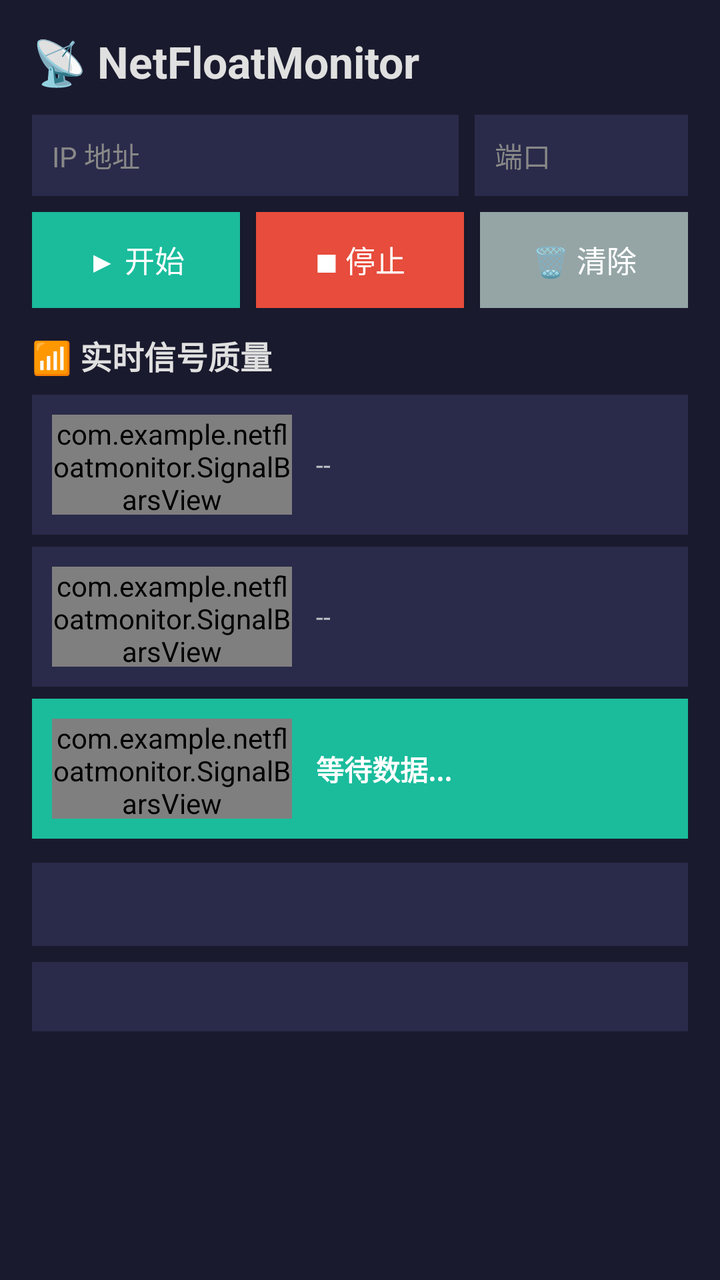
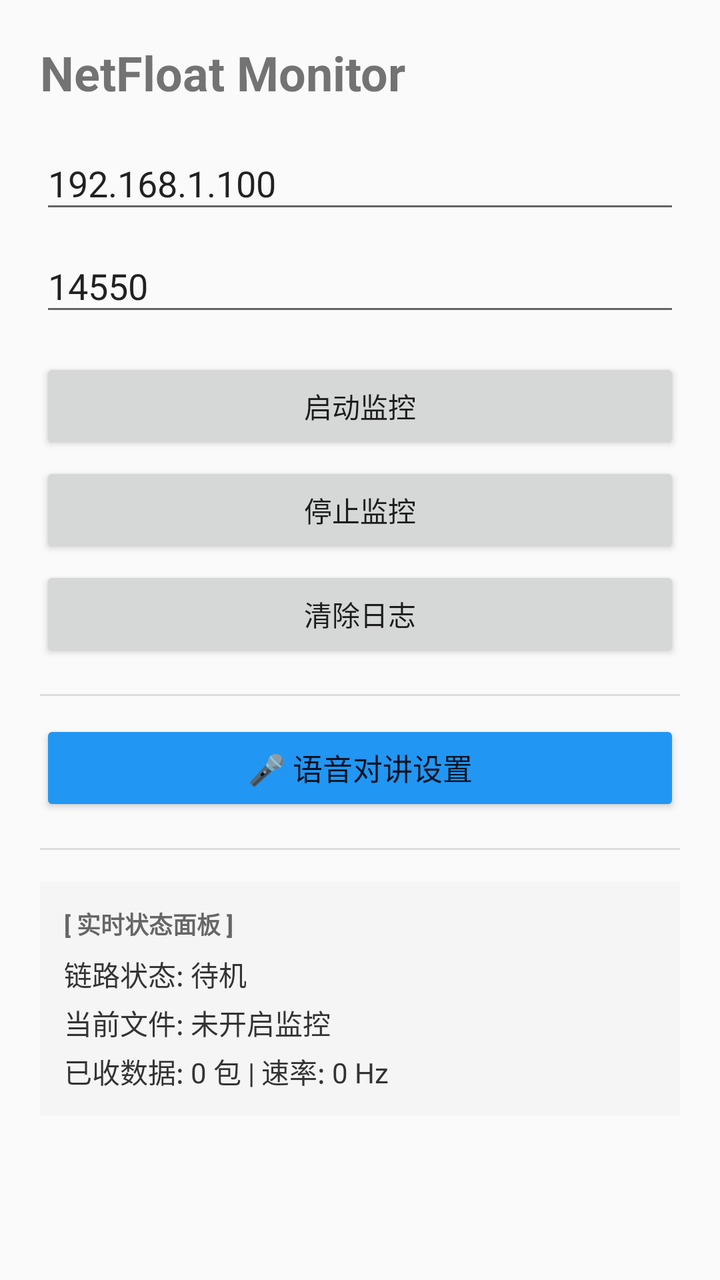

Before-and-after screenshots of an Android layout around one commit, followed by the original layout XML and the change that was made.
<!-- AndroidManifest.xml: application theme AppTheme -->
<!-- res/layout/activity_main.xml -->
<?xml version="1.0" encoding="UTF-8"?>
<ScrollView xmlns:android="http://schemas.android.com/apk/res/android"
    android:layout_width="match_parent"
    android:layout_height="match_parent"
    android:background="#FF1A1A2E">

    <LinearLayout
        android:layout_width="match_parent"
        android:layout_height="wrap_content"
        android:orientation="vertical"
        android:padding="16dp">

        
        <TextView
            android:layout_width="wrap_content"
            android:layout_height="wrap_content"
            android:text="📡 NetFloatMonitor"
            android:textColor="#FFE0E0E0"
            android:textSize="22sp"
            android:textStyle="bold"
            android:layout_marginBottom="12dp" />

        
        <LinearLayout
            android:layout_width="match_parent"
            android:layout_height="wrap_content"
            android:orientation="horizontal"
            android:layout_marginBottom="8dp">

            <EditText
                android:id="@+id/editIp"
                android:layout_width="0dp"
                android:layout_height="wrap_content"
                android:layout_weight="2"
                android:hint="IP 地址"
                android:textColor="#FFFFFFFF"
                android:textColorHint="#FF888888"
                android:background="#FF2A2A4A"
                android:padding="10dp"
                android:textSize="14sp" />

            <EditText
                android:id="@+id/editPort"
                android:layout_width="0dp"
                android:layout_height="wrap_content"
                android:layout_weight="1"
                android:hint="端口"
                android:textColor="#FFFFFFFF"
                android:textColorHint="#FF888888"
                android:background="#FF2A2A4A"
                android:padding="10dp"
                android:layout_marginStart="8dp"
                android:inputType="number"
                android:textSize="14sp" />
        </LinearLayout>

        
        <LinearLayout
            android:layout_width="match_parent"
            android:layout_height="wrap_content"
            android:orientation="horizontal"
            android:layout_marginBottom="12dp">

            <Button
                android:id="@+id/startBtn"
                android:layout_width="0dp"
                android:layout_height="wrap_content"
                android:layout_weight="1"
                android:text="▶ 开始"
                android:background="#FF1ABC9C"
                android:textColor="#FFFFFFFF"
                android:textSize="15sp" />

            <Button
                android:id="@+id/stopBtn"
                android:layout_width="0dp"
                android:layout_height="wrap_content"
                android:layout_weight="1"
                android:layout_marginStart="8dp"
                android:text="■ 停止"
                android:background="#FFE74C3C"
                android:textColor="#FFFFFFFF"
                android:textSize="15sp" />

            <Button
                android:id="@+id/clearBtn"
                android:layout_width="0dp"
                android:layout_height="wrap_content"
                android:layout_weight="1"
                android:layout_marginStart="8dp"
                android:text="🗑 清除"
                android:background="#FF95A5A6"
                android:textColor="#FFFFFFFF"
                android:textSize="15sp" />
        </LinearLayout>

        
        <TextView
            android:layout_width="wrap_content"
            android:layout_height="wrap_content"
            android:text="📶 实时信号质量"
            android:textColor="#FFE0E0E0"
            android:textSize="16sp"
            android:textStyle="bold"
            android:layout_marginBottom="8dp" />

        
        <LinearLayout
            android:layout_width="match_parent"
            android:layout_height="wrap_content"
            android:orientation="horizontal"
            android:background="#FF2A2A4A"
            android:padding="10dp"
            android:layout_marginBottom="6dp"
            android:gravity="center_vertical">

            <com.example.netfloatmonitor.SignalBarsView
                android:id="@+id/airSignalBars"
                android:layout_width="120dp"
                android:layout_height="50dp" />

            <TextView
                android:id="@+id/airSignalLabel"
                android:layout_width="wrap_content"
                android:layout_height="wrap_content"
                android:text="--"
                android:textColor="#FFBDC3C7"
                android:textSize="13sp"
                android:layout_marginStart="12dp" />
        </LinearLayout>

        
        <LinearLayout
            android:layout_width="match_parent"
            android:layout_height="wrap_content"
            android:orientation="horizontal"
            android:background="#FF2A2A4A"
            android:padding="10dp"
            android:layout_marginBottom="6dp"
            android:gravity="center_vertical">

            <com.example.netfloatmonitor.SignalBarsView
                android:id="@+id/gndSignalBars"
                android:layout_width="120dp"
                android:layout_height="50dp" />

            <TextView
                android:id="@+id/gndSignalLabel"
                android:layout_width="wrap_content"
                android:layout_height="wrap_content"
                android:text="--"
                android:textColor="#FFBDC3C7"
                android:textSize="13sp"
                android:layout_marginStart="12dp" />
        </LinearLayout>

        
        <LinearLayout
            android:layout_width="match_parent"
            android:layout_height="wrap_content"
            android:orientation="horizontal"
            android:background="#FF1ABC9C"
            android:padding="10dp"
            android:layout_marginBottom="12dp"
            android:gravity="center_vertical">

            <com.example.netfloatmonitor.SignalBarsView
                android:id="@+id/overallSignalBars"
                android:layout_width="120dp"
                android:layout_height="50dp" />

            <TextView
                android:id="@+id/overallSignalLabel"
                android:layout_width="wrap_content"
                android:layout_height="wrap_content"
                android:text="等待数据..."
                android:textColor="#FFFFFFFF"
                android:textSize="14sp"
                android:textStyle="bold"
                android:layout_marginStart="12dp" />
        </LinearLayout>

        
        <TextView
            android:id="@+id/tvStatusInfo"
            android:layout_width="match_parent"
            android:layout_height="wrap_content"
            android:background="#FF2A2A4A"
            android:padding="12dp"
            android:textColor="#FFBDC3C7"
            android:textSize="13sp"
            android:lineSpacingExtra="4dp"
            android:layout_marginBottom="8dp" />

        
        <TextView
            android:id="@+id/logPath"
            android:layout_width="match_parent"
            android:layout_height="wrap_content"
            android:background="#FF2A2A4A"
            android:padding="10dp"
            android:textColor="#FF7F8C8D"
            android:textSize="11sp" />

    </LinearLayout>
</ScrollView>
<!-- resources referenced by this layout -->
<resources>
  <style name="AppTheme" parent="Theme.AppCompat.Light.NoActionBar">
  
  </style>
</resources>

<!-- the commit's change to res/layout/activity_main.xml (unified diff, before → after) -->
@@ -1,206 +1,110 @@
-<?xml version="1.0" encoding="UTF-8"?>
-<ScrollView xmlns:android="http://schemas.android.com/apk/res/android"
+<?xml version="1.0" encoding="utf-8"?>
+<LinearLayout 
+    xmlns:android="http://schemas.android.com/apk/res/android"
     android:layout_width="match_parent"
     android:layout_height="match_parent"
-    android:background="#FF1A1A2E">
+    android:orientation="vertical"
+    android:padding="20dp">
+
+    <TextView
+        android:layout_width="wrap_content"
+        android:layout_height="wrap_content"
+        android:text="NetFloat Monitor"
+        android:textStyle="bold"
+        android:textSize="24sp" />
+
+    <EditText
+        android:id="@+id/editIp"
+        android:layout_width="match_parent"
+        android:layout_height="wrap_content"
+        android:layout_marginTop="16dp"
+        android:hint="目标IP"
+        android:text="192.168.1.100" />
+
+    <EditText
+        android:id="@+id/editPort"
+        android:layout_width="match_parent"
+        android:layout_height="wrap_content"
+        android:layout_marginTop="8dp"
+        android:hint="UDP端口"
+        android:inputType="number"
+        android:text="14550" />
+
+    <Button
+        android:id="@+id/startBtn"
+        android:layout_width="match_parent"
+        android:layout_height="wrap_content"
+        android:layout_marginTop="16dp"
+        android:text="启动监控" />
+
+    <Button
+        android:id="@+id/stopBtn"
+        android:layout_width="match_parent"
+        android:layout_height="wrap_content"
+        android:layout_marginTop="4dp"
+        android:text="停止监控" />
+
+    <Button
+        android:id="@+id/clearBtn"
+        android:layout_width="match_parent"
+        android:layout_height="wrap_content"
+        android:layout_marginTop="4dp"
+        android:text="清除日志" />
+
+    <View
+        android:layout_width="match_parent"
+        android:layout_height="1dp"
+        android:layout_marginTop="16dp"
+        android:background="#DDDDDD" />
+
+    <Button
+        android:id="@+id/btnVoiceSettings"
+        android:layout_width="match_parent"
+        android:layout_height="wrap_content"
+        android:layout_marginTop="12dp"
+        android:text="🎤 语音对讲设置"
+        android:textSize="15sp"
+        android:backgroundTint="#2196F3" />
+
+    <View
+        android:layout_width="match_parent"
+        android:layout_height="1dp"
+        android:layout_marginTop="16dp"
+        android:background="#DDDDDD" />
 
     <LinearLayout
         android:layout_width="match_parent"
         android:layout_height="wrap_content"
+        android:layout_marginTop="16dp"
         android:orientation="vertical"
-        android:padding="16dp">
+        android:background="#F5F5F5"
+        android:padding="12dp">
 
-        
         <TextView
             android:layout_width="wrap_content"
             android:layout_height="wrap_content"
-            android:text="📡 NetFloatMonitor"
-            android:textColor="#FFE0E0E0"
-            android:textSize="22sp"
+            android:text="[ 实时状态面板 ]"
             android:textStyle="bold"
-            android:layout_marginBottom="12dp" />
+            android:textColor="#666666"
+            android:textSize="12sp" />
 
-        
-        <LinearLayout
-            android:layout_width="match_parent"
-            android:layout_height="wrap_content"
-            android:orientation="horizontal"
-            android:layout_marginBottom="8dp">
-
-            <EditText
-                android:id="@+id/editIp"
-                android:layout_width="0dp"
-                android:layout_height="wrap_content"
-                android:layout_weight="2"
-                android:hint="IP 地址"
-                android:textColor="#FFFFFFFF"
-                android:textColorHint="#FF888888"
-                android:background="#FF2A2A4A"
-                android:padding="10dp"
-                android:textSize="14sp" />
-
-            <EditText
-                android:id="@+id/editPort"
-                android:layout_width="0dp"
-                android:layout_height="wrap_content"
-                android:layout_weight="1"
-                android:hint="端口"
-                android:textColor="#FFFFFFFF"
-                android:textColorHint="#FF888888"
-                android:background="#FF2A2A4A"
-                android:padding="10dp"
-                android:layout_marginStart="8dp"
-                android:inputType="number"
-                android:textSize="14sp" />
-        </LinearLayout>
-
-        
-        <LinearLayout
-            android:layout_width="match_parent"
-            android:layout_height="wrap_content"
-            android:orientation="horizontal"
-            android:layout_marginBottom="12dp">
-
-            <Button
-                android:id="@+id/startBtn"
-                android:layout_width="0dp"
-                android:layout_height="wrap_content"
-                android:layout_weight="1"
-                android:text="▶ 开始"
-                android:background="#FF1ABC9C"
-                android:textColor="#FFFFFFFF"
-                android:textSize="15sp" />
-
-            <Button
-                android:id="@+id/stopBtn"
-                android:layout_width="0dp"
-                android:layout_height="wrap_content"
-                android:layout_weight="1"
-                android:layout_marginStart="8dp"
-                android:text="■ 停止"
-                android:background="#FFE74C3C"
-                android:textColor="#FFFFFFFF"
-                android:textSize="15sp" />
-
-            <Button
-                android:id="@+id/clearBtn"
-                android:layout_width="0dp"
-                android:layout_height="wrap_content"
-                android:layout_weight="1"
-                android:layout_marginStart="8dp"
-                android:text="🗑 清除"
-                android:background="#FF95A5A6"
-                android:textColor="#FFFFFFFF"
-                android:textSize="15sp" />
-        </LinearLayout>
-
-        
-        <TextView
-            android:layout_width="wrap_content"
-            android:layout_height="wrap_content"
-            android:text="📶 实时信号质量"
-            android:textColor="#FFE0E0E0"
-            android:textSize="16sp"
-            android:textStyle="bold"
-            android:layout_marginBottom="8dp" />
-
-        
-        <LinearLayout
-            android:layout_width="match_parent"
-            android:layout_height="wrap_content"
-            android:orientation="horizontal"
-            android:background="#FF2A2A4A"
-            android:padding="10dp"
-            android:layout_marginBottom="6dp"
-            android:gravity="center_vertical">
-
-            <com.example.netfloatmonitor.SignalBarsView
-                android:id="@+id/airSignalBars"
-                android:layout_width="120dp"
-                android:layout_height="50dp" />
-
-            <TextView
-                android:id="@+id/airSignalLabel"
-                android:layout_width="wrap_content"
-                android:layout_height="wrap_content"
-                android:text="--"
-                android:textColor="#FFBDC3C7"
-                android:textSize="13sp"
-                android:layout_marginStart="12dp" />
-        </LinearLayout>
-
-        
-        <LinearLayout
-            android:layout_width="match_parent"
-            android:layout_height="wrap_content"
-            android:orientation="horizontal"
-            android:background="#FF2A2A4A"
-            android:padding="10dp"
-            android:layout_marginBottom="6dp"
-            android:gravity="center_vertical">
-
-            <com.example.netfloatmonitor.SignalBarsView
-                android:id="@+id/gndSignalBars"
-                android:layout_width="120dp"
-                android:layout_height="50dp" />
-
-            <TextView
-                android:id="@+id/gndSignalLabel"
-                android:layout_width="wrap_content"
-                android:layout_height="wrap_content"
-                android:text="--"
-                android:textColor="#FFBDC3C7"
-                android:textSize="13sp"
-                android:layout_marginStart="12dp" />
-        </LinearLayout>
-
-        
-        <LinearLayout
-            android:layout_width="match_parent"
-            android:layout_height="wrap_content"
-            android:orientation="horizontal"
-            android:background="#FF1ABC9C"
-            android:padding="10dp"
-            android:layout_marginBottom="12dp"
-            android:gravity="center_vertical">
-
-            <com.example.netfloatmonitor.SignalBarsView
-                android:id="@+id/overallSignalBars"
-                android:layout_width="120dp"
-                android:layout_height="50dp" />
-
-            <TextView
-                android:id="@+id/overallSignalLabel"
-                android:layout_width="wrap_content"
-                android:layout_height="wrap_content"
-                android:text="等待数据..."
-                android:textColor="#FFFFFFFF"
-                android:textSize="14sp"
-                android:textStyle="bold"
-                android:layout_marginStart="12dp" />
-        </LinearLayout>
-
-        
         <TextView
             android:id="@+id/tvStatusInfo"
             android:layout_width="match_parent"
             android:layout_height="wrap_content"
-            android:background="#FF2A2A4A"
-            android:padding="12dp"
-            android:textColor="#FFBDC3C7"
-            android:textSize="13sp"
-            android:lineSpacingExtra="4dp"
-            android:layout_marginBottom="8dp" />
+            android:layout_marginTop="6dp"
+            android:textColor="#333333"
+            android:textSize="14sp"
+            android:lineSpacingMultiplier="1.2"
+            android:text="链路状态: 待机\n当前文件: 未开启监控\n已收数据: 0 包 | 速率: 0 Hz" />
+    </LinearLayout>
 
-        
-        <TextView
-            android:id="@+id/logPath"
-            android:layout_width="match_parent"
-            android:layout_height="wrap_content"
-            android:background="#FF2A2A4A"
-            android:padding="10dp"
-            android:textColor="#FF7F8C8D"
-            android:textSize="11sp" />
+    <TextView
+        android:id="@+id/logPath"
+        android:layout_width="match_parent"
+        android:layout_height="wrap_content"
+        android:layout_marginTop="16dp"
+        android:textColor="#888888"
+        android:textSize="12sp" />
 
-    </LinearLayout>
-</ScrollView>
+</LinearLayout>
